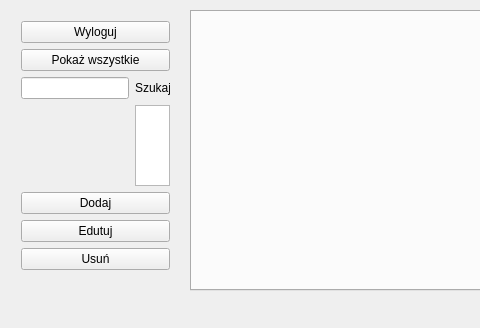
Above: mainwindow.ui from anmaber/RecyclingCenter before the change; both pictures show x 0 to 480 and y 0 to 328 of the 728 by 328 pixel window. Below: the same form after it.
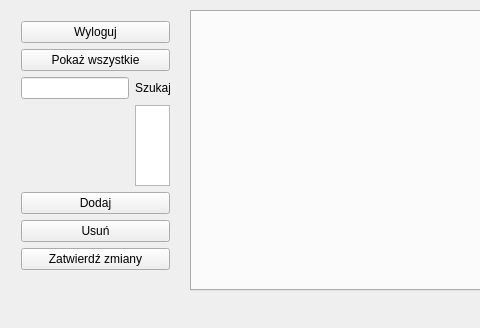
That is the form after the change.

Commit message:
Zrobione dodawanie, implementacja RelationalTable
Przycisk Edycji -> Zatwierdź zmiany(Dodawanie/Usuwanie)
Mała poprawka w Usuwaniu

Diff of the .ui file:
```diff
--- a/mainwindow.ui
+++ b/mainwindow.ui
@@ -66,16 +66,16 @@
       </widget>
      </item>
      <item>
-      <widget class="QPushButton" name="pushButtonEdytuj">
+      <widget class="QPushButton" name="pushButtonUsun">
        <property name="text">
-        <string>Edutuj</string>
+        <string>Usuń</string>
        </property>
       </widget>
      </item>
      <item>
-      <widget class="QPushButton" name="pushButtonUsun">
+      <widget class="QPushButton" name="pushButtonZatwierdz">
        <property name="text">
-        <string>Usuń</string>
+        <string>Zatwierdź zmiany</string>
        </property>
       </widget>
      </item>
```
The commit also changes 2 other files.
